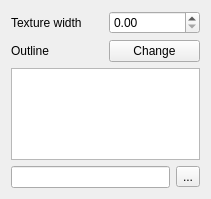
Before: the Qt Designer form qgis/src/ui/symbollayer/widget_svgfill.ui in sourcepole/qgis, drawn with Qt 5.
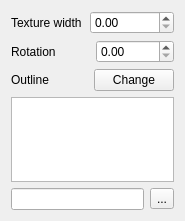
After: the same form once the commit is applied.

Commit message: [FEATURE]: rotation for svg fills

Patch:
```diff
--- a/qgis/src/ui/symbollayer/widget_svgfill.ui
+++ b/qgis/src/ui/symbollayer/widget_svgfill.ui
@@ -6,8 +6,8 @@
    <rect>
     <x>0</x>
     <y>0</y>
-    <width>211</width>
-    <height>199</height>
+    <width>185</width>
+    <height>221</height>
    </rect>
   </property>
   <property name="windowTitle">
@@ -33,6 +33,24 @@
     </layout>
    </item>
    <item row="1" column="0">
+    <layout class="QHBoxLayout" name="horizontalLayout_3">
+     <item>
+      <widget class="QLabel" name="mRotationLabel">
+       <property name="text">
+        <string>Rotation</string>
+       </property>
+      </widget>
+     </item>
+     <item>
+      <widget class="QDoubleSpinBox" name="mRotationSpinBox">
+       <property name="maximum">
+        <double>360.000000000000000</double>
+       </property>
+      </widget>
+     </item>
+    </layout>
+   </item>
+   <item row="2" column="0">
     <layout class="QHBoxLayout" name="horizontalLayout_4">
      <item>
       <widget class="QLabel" name="mOutlineLabel">
@@ -50,7 +68,7 @@
      </item>
     </layout>
    </item>
-   <item row="2" column="0">
+   <item row="3" column="0">
     <widget class="QListView" name="mSvgListView">
      <property name="flow">
       <enum>QListView::LeftToRight</enum>
@@ -66,7 +84,7 @@
      </property>
     </widget>
    </item>
-   <item row="3" column="0">
+   <item row="4" column="0">
     <layout class="QHBoxLayout" name="horizontalLayout">
      <item>
       <widget class="QLineEdit" name="mSVGLineEdit"/>
```
The commit also changes 9 other files.
